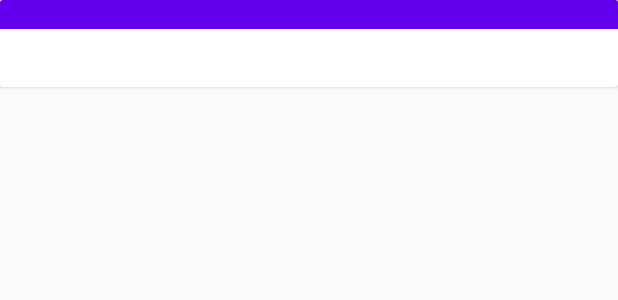
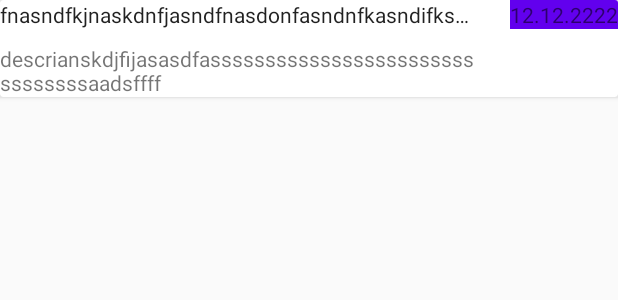
Before and after one commit to grhota/toactive, an Android app: the layout item_appointment.xml on its own in the app's theme, with its tools: preview values and no code run, on a phone screen of 412 x 824 dp. Shown: the top 300 px of the screen. Run offline under Robolectric (Android 15) with nearby library versions, the phone set to English and light mode, and no system bars.

Commit message:
AppointmentSample activity improved

```diff
--- a/app/src/main/res/layout/item_appointment.xml
+++ b/app/src/main/res/layout/item_appointment.xml
@@ -4,22 +4,37 @@
                                     android:layout_height="wrap_content">
 
     <RelativeLayout android:layout_width="match_parent" android:layout_height="wrap_content">
-        <TextView android:layout_width="match_parent"
+        <TextView android:layout_width="wrap_content"
                   android:layout_height="wrap_content"
                   android:id="@+id/appointment_title"
-                  android:background="@color/design_default_color_primary"
+                  android:maxLines="1"
+                  android:layout_toStartOf="@+id/tv_timestamp"
+                  android:layout_alignParentStart="true"
+                  android:layout_marginBottom="10dp"
+                  android:ellipsize="end"
+                  android:textAppearance="@style/TextAppearance.AppCompat"
+                  android:text="fnasndfkjnaskdnfjasndfnasdonfasndnfkasndifksndkjfnsaffnk"
         />
 
-        <TextView android:layout_width="match_parent"
+        <TextView android:layout_width="wrap_content"
                   android:layout_height="wrap_content"
                   android:id="@+id/appointment_description"
+                  android:layout_alignParentStart="true"
+                  android:layout_toStartOf="@id/tv_timestamp"
                   android:layout_below="@id/appointment_title"
+
+                  android:text="descrianskdjfijasasdfassssssssssssssssssssssssssssssssaadsffff"
         />
 
-        <TextView android:layout_width="match_parent"
+        <TextView android:layout_width="wrap_content"
                   android:layout_height="wrap_content"
-                  android:id="@+id/appointment_start"
-                  android:layout_below="@id/appointment_description"
+                  android:id="@+id/tv_timestamp"
+                  android:layout_alignParentTop="true"
+                  android:layout_alignParentEnd="true"
+                  android:text="12.12.2222"
+                  android:background="@color/design_default_color_primary"
+
+                  android:layout_marginLeft="20dp"
         />
 
 
```
